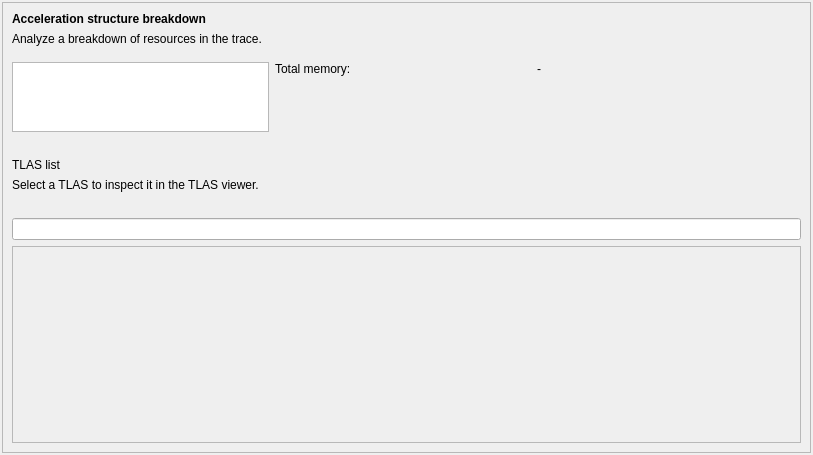
Qt form source/frontend/views/overview/summary_pane.ui (GPUOpen-Tools/radeon_raytracing_analyzer) before a commit.
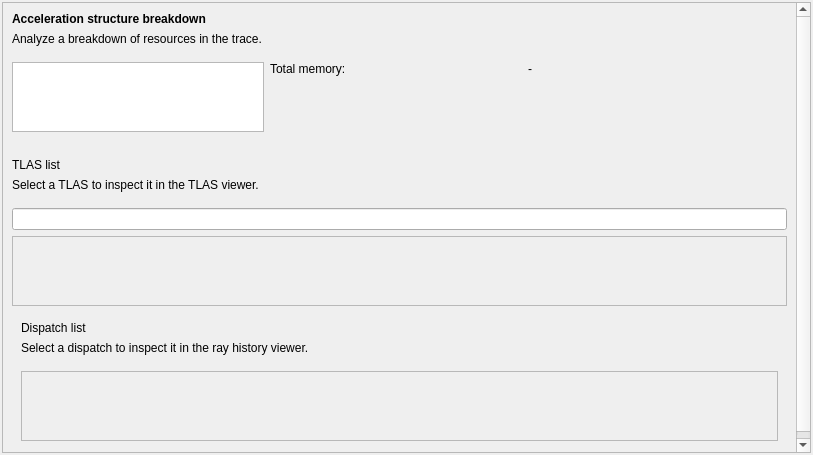
The same form after that commit. Custom widgets are drawn as their Qt base class.

Patch:
```diff
--- a/source/frontend/views/overview/summary_pane.ui
+++ b/source/frontend/views/overview/summary_pane.ui
@@ -255,7 +255,7 @@
          <property name="sizeHint" stdset="0">
           <size>
            <width>20</width>
-           <height>20</height>
+           <height>10</height>
           </size>
          </property>
         </spacer>
@@ -298,6 +298,104 @@
          </widget>
         </widget>
        </item>
+       <item>
+        <widget class="QWidget" name="dispatch_contents_">
+         <layout class="QVBoxLayout" name="dispatch_layout_">
+          <item>
+           <widget class="ScaledLabel" name="dispatch_list_header_">
+            <property name="sizePolicy">
+             <sizepolicy hsizetype="Minimum" vsizetype="Fixed">
+              <horstretch>0</horstretch>
+              <verstretch>0</verstretch>
+             </sizepolicy>
+            </property>
+            <property name="minimumSize">
+             <size>
+              <width>0</width>
+              <height>0</height>
+             </size>
+            </property>
+            <property name="text">
+             <string>Dispatch list</string>
+            </property>
+           </widget>
+          </item>
+          <item>
+           <widget class="ScaledLabel" name="dispatch_list_description_">
+            <property name="sizePolicy">
+             <sizepolicy hsizetype="Minimum" vsizetype="Fixed">
+              <horstretch>0</horstretch>
+              <verstretch>0</verstretch>
+             </sizepolicy>
+            </property>
+            <property name="minimumSize">
+             <size>
+              <width>0</width>
+              <height>0</height>
+             </size>
+            </property>
+            <property name="text">
+             <string>Select a dispatch to inspect it in the ray history viewer.</string>
+            </property>
+           </widget>
+          </item>
+          <item>
+           <spacer name="vertical_spacer_dispatch_table_">
+            <property name="orientation">
+             <enum>Qt::Vertical</enum>
+            </property>
+            <property name="sizeType">
+             <enum>QSizePolicy::Fixed</enum>
+            </property>
+            <property name="sizeHint" stdset="0">
+             <size>
+              <width>20</width>
+              <height>10</height>
+             </size>
+            </property>
+           </spacer>
+          </item>
+          <item>
+           <widget class="QScrollArea" name="dispatch_scroll_area_">
+            <property name="sizePolicy">
+             <sizepolicy hsizetype="Expanding" vsizetype="Expanding">
+              <horstretch>0</horstretch>
+              <verstretch>0</verstretch>
+             </sizepolicy>
+            </property>
+            <property name="widgetResizable">
+             <bool>true</bool>
+            </property>
+            <property name="verticalScrollBarPolicy">
+             <enum>Qt::ScrollBarAsNeeded</enum>
+            </property>
+            <property name="horizontalScrollBarPolicy">
+             <enum>Qt::ScrollBarAsNeeded</enum>
+            </property>
+            <property name="sizeAdjustPolicy">
+             <enum>QAbstractScrollArea::AdjustToContents</enum>
+            </property>
+            <widget class="QWidget" name="dispatch_scroll_area_contents_">
+             <property name="sizePolicy">
+              <sizepolicy hsizetype="Expanding" vsizetype="Fixed">
+               <horstretch>0</horstretch>
+               <verstretch>0</verstretch>
+              </sizepolicy>
+             </property>
+             <layout class="QHBoxLayout" name="dispatch_pane_list_">
+              <property name="spacing">
+               <number>10</number>
+              </property>
+              <property name="alignment">
+               <set>Qt::AlignLeft | Qt::AlignTop</set>
+              </property>
+             </layout>
+            </widget>
+           </widget>
+          </item>
+         </layout>
+        </widget>
+       </item>
       </layout>
      </widget>
     </widget>
```
